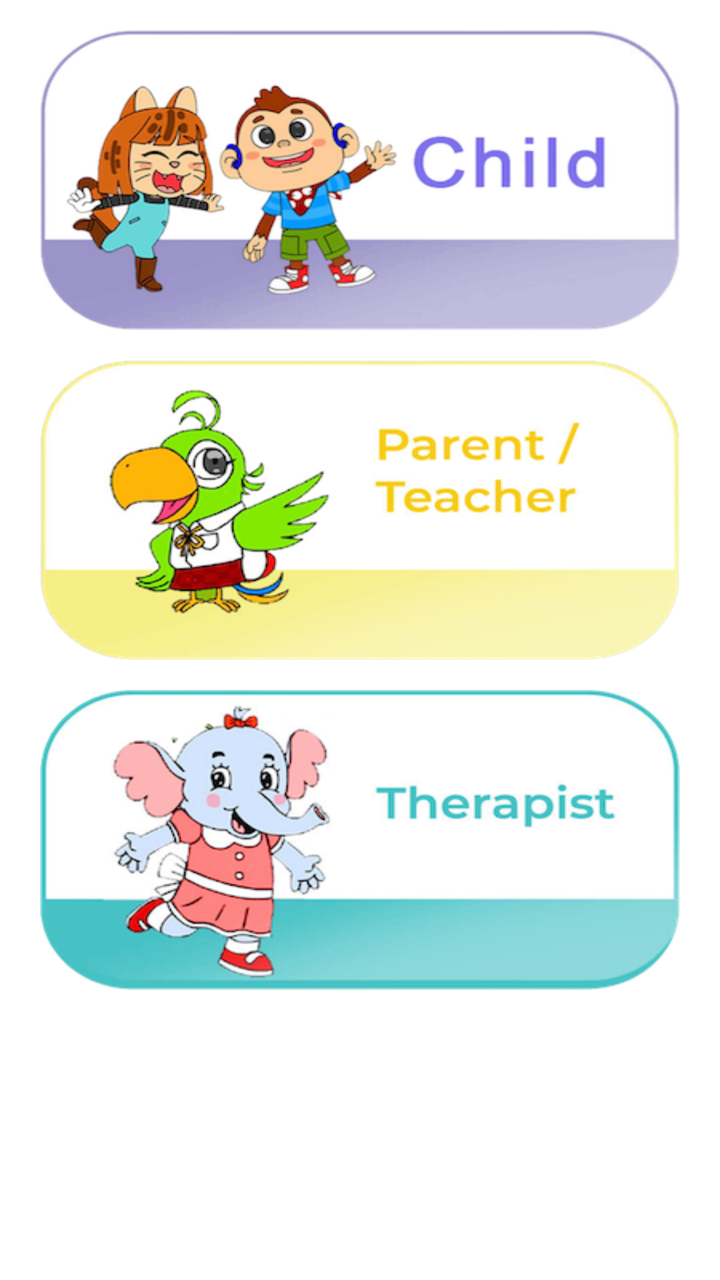
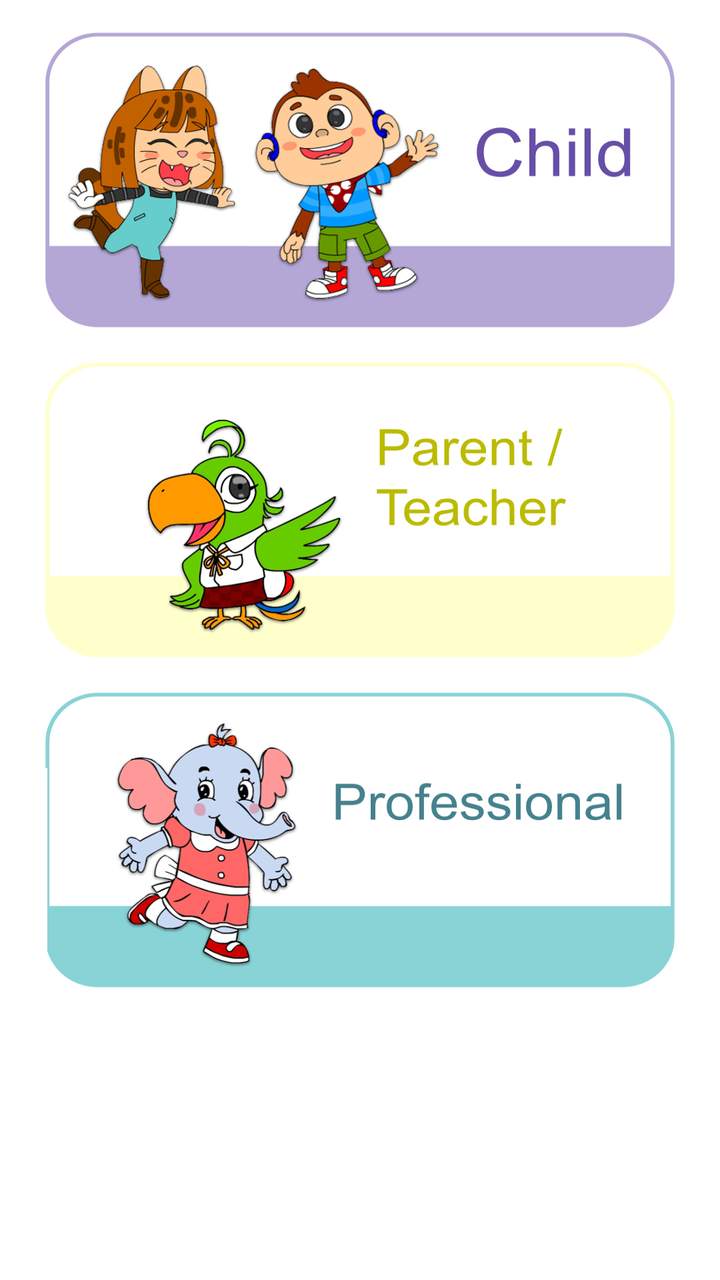

Compare the two renders of this Android layout. The source of the first and the diff that turns it into the second are given below.
<!-- AndroidManifest.xml: application theme Theme.IAhead -->
<!-- res/layout/activity_main.xml -->
<?xml version="1.0" encoding="utf-8"?>
<RelativeLayout xmlns:android="http://schemas.android.com/apk/res/android"
    xmlns:app="http://schemas.android.com/apk/res-auto"
    xmlns:tools="http://schemas.android.com/tools"
    android:layout_width="match_parent"
    android:layout_height="match_parent"
    tools:context=".MainActivity"
    android:orientation="vertical">

    <ScrollView
        android:layout_width="match_parent"
        android:layout_height="match_parent">

        <LinearLayout
            android:layout_width="match_parent"
            android:layout_height="match_parent"
            android:orientation="vertical">

    <ImageView
        android:id="@+id/iv_child"
        android:layout_marginTop="15dp"
        android:layout_marginRight="20dp"
        android:layout_marginLeft="20dp"
        android:background="@drawable/child"
        android:layout_width="match_parent"
        android:layout_height="150dp"/>

    <ImageView
        android:id="@+id/iv_parent"
        android:layout_marginTop="15dp"
        android:layout_marginRight="20dp"
        android:layout_marginLeft="20dp"
        android:background="@drawable/parent"
        android:layout_width="match_parent"
        android:layout_height="150dp"/>

    <ImageView
        android:id="@+id/iv_therapist"
        android:layout_marginTop="15dp"
        android:layout_marginRight="20dp"
        android:layout_marginLeft="20dp"
        android:background="@drawable/therapist"
        android:layout_width="match_parent"
        android:layout_height="150dp"/>

        </LinearLayout>
    </ScrollView>

    <LinearLayout
        android:orientation="vertical"
        android:id="@+id/view_hidden"
        android:layout_alignParentRight="true"
        android:layout_width="80dp"
        android:layout_height="60dp"/>
</RelativeLayout>
<!-- resources referenced by this layout -->
<resources>
  <!-- drawable child: png bitmap (drawable, 78281 bytes) -->
  <!-- drawable parent: png bitmap (drawable, 68218 bytes) -->
  <!-- drawable therapist: png bitmap (drawable, 79832 bytes) -->
  <style name="Theme.IAhead" parent="Theme.MaterialComponents.DayNight.NoActionBar">
          
          <item name="colorPrimary">@color/purple_500</item>
          <item name="colorPrimaryVariant">@color/purple_700</item>
          <item name="colorOnPrimary">@color/white</item>
          
          <item name="colorSecondary">@color/teal_200</item>
          <item name="colorSecondaryVariant">@color/teal_700</item>
          <item name="colorOnSecondary">@color/black</item>
          
          <item name="android:statusBarColor">?attr/colorPrimaryVariant</item>
          
      </style>
  <color name="purple_500">#FF6200EE</color>
  <color name="purple_700">#FF3700B3</color>
  <color name="white">#FFFFFFFF</color>
  <color name="teal_200">#FF03DAC5</color>
  <color name="teal_700">#FF018786</color>
  <color name="black">#FF000000</color>
</resources>

<!-- the commit's change to res/layout/activity_main.xml (unified diff, before → after) -->
@@ -39,7 +39,7 @@
         android:layout_marginTop="15dp"
         android:layout_marginRight="20dp"
         android:layout_marginLeft="20dp"
-        android:background="@drawable/therapist"
+        android:background="@drawable/professional"
         android:layout_width="match_parent"
         android:layout_height="150dp"/>
 
<!-- resource entries referenced after the edit -->
@@ -1,8 +1,8 @@
 <!-- resources referenced by this layout -->
 <resources>
-  <!-- drawable child: png bitmap (drawable, 78281 bytes) -->
-  <!-- drawable parent: png bitmap (drawable, 68218 bytes) -->
-  <!-- drawable therapist: png bitmap (drawable, 79832 bytes) -->
+  <!-- drawable child: png bitmap (drawable, 220268 bytes) -->
+  <!-- drawable parent: png bitmap (drawable, 106473 bytes) -->
+  <!-- drawable professional: png bitmap (drawable, 117679 bytes) -->
   <style name="Theme.IAhead" parent="Theme.MaterialComponents.DayNight.NoActionBar">
           
           <item name="colorPrimary">@color/purple_500</item>
